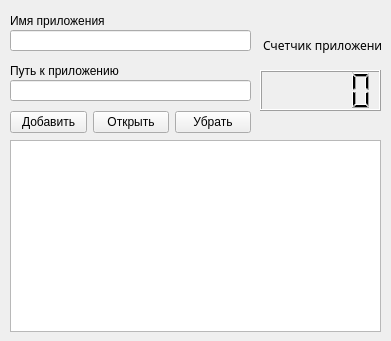
Quinekanc/Open-Program, file OpenProgram_ui.ui: the form before one commit.
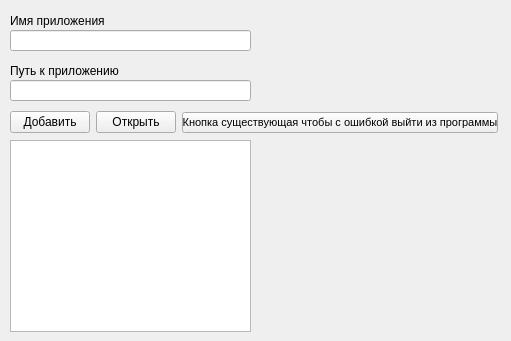
The form after the commit.

The edit to the form file:
```diff
--- a/OpenProgram_ui.ui
+++ b/OpenProgram_ui.ui
@@ -6,7 +6,7 @@
    <rect>
     <x>0</x>
     <y>0</y>
-    <width>391</width>
+    <width>511</width>
     <height>341</height>
    </rect>
   </property>
@@ -29,7 +29,7 @@
      <rect>
       <x>10</x>
       <y>140</y>
-      <width>371</width>
+      <width>241</width>
       <height>192</height>
      </rect>
     </property>
@@ -78,7 +78,7 @@
      <rect>
       <x>10</x>
       <y>110</y>
-      <width>241</width>
+      <width>488</width>
       <height>25</height>
      </rect>
     </property>
@@ -99,44 +99,18 @@
      </item>
      <item>
       <widget class="QPushButton" name="removeButton">
+       <property name="font">
+        <font>
+         <pointsize>8</pointsize>
+        </font>
+       </property>
        <property name="text">
-        <string>Убрать</string>
+        <string>Кнопка существующая чтобы с ошибкой выйти из программы</string>
        </property>
       </widget>
      </item>
     </layout>
    </widget>
-   <widget class="QLCDNumber" name="lcdNumber">
-    <property name="geometry">
-     <rect>
-      <x>260</x>
-      <y>70</y>
-      <width>121</width>
-      <height>41</height>
-     </rect>
-    </property>
-   </widget>
-   <widget class="QLabel" name="label">
-    <property name="geometry">
-     <rect>
-      <x>260</x>
-      <y>30</y>
-      <width>121</width>
-      <height>31</height>
-     </rect>
-    </property>
-    <property name="font">
-     <font>
-      <family>Impact</family>
-      <pointsize>9</pointsize>
-      <weight>50</weight>
-      <bold>false</bold>
-     </font>
-    </property>
-    <property name="text">
-     <string> Счетчик приложений</string>
-    </property>
-   </widget>
   </widget>
  </widget>
  <resources/>
```
